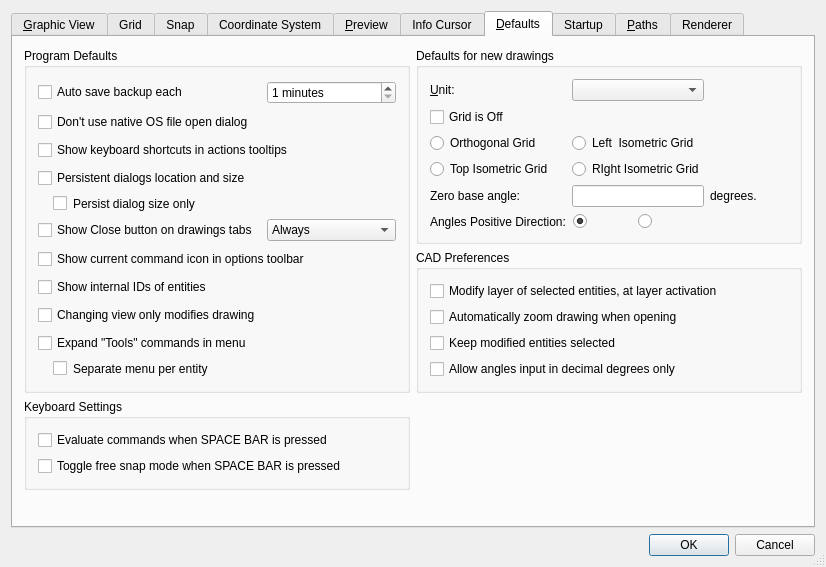
Qt form librecad/src/ui/dialogs/settings/options_general/qg_dlgoptionsgeneral.ui (LibreCAD/LibreCAD) before a commit.
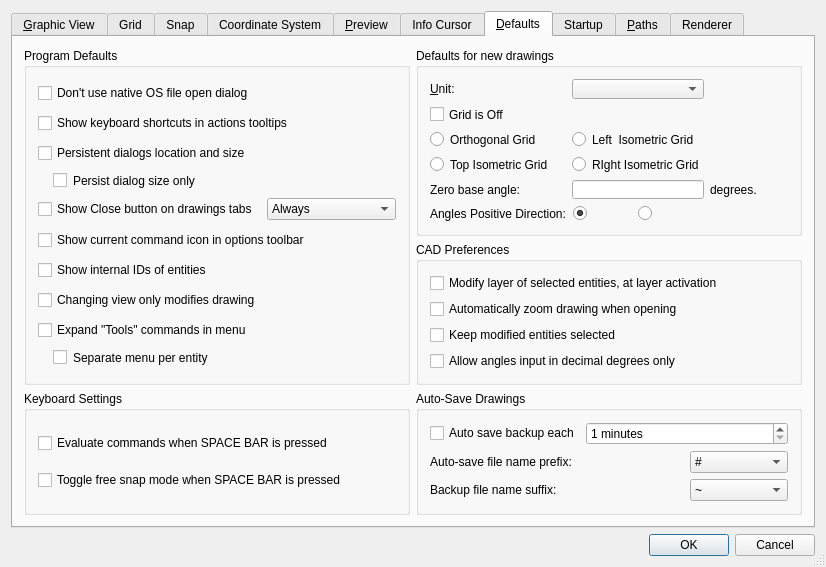
The same form after that commit. The open tabs and pages were chosen to show the change. Icons and pictures are not drawn. Custom widgets are drawn as their Qt base class.

Commit message: file name settings for autosave

Patch:
```diff
--- a/librecad/src/ui/dialogs/settings/options_general/qg_dlgoptionsgeneral.ui
+++ b/librecad/src/ui/dialogs/settings/options_general/qg_dlgoptionsgeneral.ui
@@ -4305,50 +4305,17 @@
           <string>Program Defaults</string>
          </property>
          <layout class="QGridLayout" name="gridLayout_17">
-          <item row="0" column="0">
-           <widget class="QCheckBox" name="cbAutoBackup">
+          <item row="7" column="0">
+           <widget class="QCheckBox" name="cbChangingViewOnlyModifiesDrawing">
             <property name="toolTip">
              <string>When set, LibreCAD will automatically generate a backup of your current drawing.</string>
             </property>
             <property name="text">
-             <string>Auto save backup each</string>
+             <string>Changing view only modifies drawing</string>
             </property>
            </widget>
           </item>
-          <item row="0" column="1">
-           <widget class="QSpinBox" name="cbAutoSaveTime">
-            <property name="toolTip">
-             <string>Time between automatic saving of the document in minutes.</string>
-            </property>
-            <property name="suffix">
-             <string> minutes</string>
-            </property>
-            <property name="minimum">
-             <number>1</number>
-            </property>
-            <property name="maximum">
-             <number>60</number>
-            </property>
-           </widget>
-          </item>
-          <item row="1" column="0">
-           <widget class="QCheckBox" name="cbUseQtFileOpenDialog">
-            <property name="text">
-             <string>Don't use native OS file open dialog</string>
-            </property>
-           </widget>
-          </item>
-          <item row="2" column="0" colspan="2">
-           <widget class="QCheckBox" name="cbShowKeyboardShortcutsInToolTips">
-            <property name="toolTip">
-             <string>If checked, keyboard shortcut will be shown in tooltip for action</string>
-            </property>
-            <property name="text">
-             <string>Show keyboard shortcuts in actions tooltips</string>
-            </property>
-           </widget>
-          </item>
-          <item row="3" column="0">
+          <item row="2" column="0">
            <widget class="QCheckBox" name="cbPersistentDialogs">
             <property name="toolTip">
              <string>If checked, dialogs will be positioned and resized to position/size of last invocation.</string>
@@ -4358,7 +4325,17 @@
             </property>
            </widget>
           </item>
-          <item row="4" column="0">
+          <item row="6" column="0">
+           <widget class="QCheckBox" name="cbShowEntityIDs">
+            <property name="toolTip">
+             <string>If enabled, internal ID of entity will be shown in properties dialog and Entity Info widget.</string>
+            </property>
+            <property name="text">
+             <string>Show internal IDs of entities</string>
+            </property>
+           </widget>
+          </item>
+          <item row="3" column="0">
            <widget class="QCheckBox" name="cbPersistentDialogSizeOnly">
             <property name="toolTip">
              <string>If checked, location of dialog will not be saved, but size will</string>
@@ -4371,17 +4348,7 @@
             </property>
            </widget>
           </item>
-          <item row="5" column="0">
-           <widget class="QCheckBox" name="cbTabCloseButton">
-            <property name="toolTip">
-             <string>If checked, close cross button will be shown in tabs for drawings if drawings are in Tab mode</string>
-            </property>
-            <property name="text">
-             <string>Show Close button on drawings tabs</string>
-            </property>
-           </widget>
-          </item>
-          <item row="5" column="1">
+          <item row="4" column="1">
            <widget class="QComboBox" name="cbTabCloseButtonMode">
             <item>
              <property name="text">
@@ -4395,37 +4362,7 @@
             </item>
            </widget>
           </item>
-          <item row="6" column="0" colspan="2">
-           <widget class="QCheckBox" name="cbShowCurrentActionIconInOptions">
-            <property name="toolTip">
-             <string>If checked, the icon for current action will be shown in options toolbar before action's options</string>
-            </property>
-            <property name="text">
-             <string>Show current command icon in options toolbar</string>
-            </property>
-           </widget>
-          </item>
-          <item row="7" column="0">
-           <widget class="QCheckBox" name="cbShowEntityIDs">
-            <property name="toolTip">
-             <string>If enabled, internal ID of entity will be shown in properties dialog and Entity Info widget.</string>
-            </property>
-            <property name="text">
-             <string>Show internal IDs of entities</string>
-            </property>
-           </widget>
-          </item>
           <item row="8" column="0">
-           <widget class="QCheckBox" name="cbChangingViewOnlyModifiesDrawing">
-            <property name="toolTip">
-             <string>If checked, any changes of zoom or pan for drawing will mark drawing as modified. Otherwise, changing view only will not affect modified status of the drawing. </string>
-            </property>
-            <property name="text">
-             <string>Changing view only modifies drawing</string>
-            </property>
-           </widget>
-          </item>
-          <item row="9" column="0">
            <widget class="QCheckBox" name="cbExpandToolsMenu">
             <property name="toolTip">
              <string>If selected, menu will include top-level items for drawing tools. Otherwise, they will under the same menu item. </string>
@@ -4435,7 +4372,17 @@
             </property>
            </widget>
           </item>
-          <item row="10" column="0">
+          <item row="5" column="0" colspan="2">
+           <widget class="QCheckBox" name="cbShowCurrentActionIconInOptions">
+            <property name="toolTip">
+             <string>If checked, the icon for current action will be shown in options toolbar before action's options</string>
+            </property>
+            <property name="text">
+             <string>Show current command icon in options toolbar</string>
+            </property>
+           </widget>
+          </item>
+          <item row="9" column="0">
            <widget class="QCheckBox" name="cbExpandToolsMenuTillEntity">
             <property name="toolTip">
              <string>If selected, separate menu will be created for each group of entity-related commands. Otherwise, these command will be under the same menu. </string>
@@ -4448,6 +4395,33 @@
             </property>
            </widget>
           </item>
+          <item row="1" column="0" colspan="2">
+           <widget class="QCheckBox" name="cbShowKeyboardShortcutsInToolTips">
+            <property name="toolTip">
+             <string>If checked, keyboard shortcut will be shown in tooltip for action</string>
+            </property>
+            <property name="text">
+             <string>Show keyboard shortcuts in actions tooltips</string>
+            </property>
+           </widget>
+          </item>
+          <item row="0" column="0">
+           <widget class="QCheckBox" name="cbUseQtFileOpenDialog">
+            <property name="text">
+             <string>Don't use native OS file open dialog</string>
+            </property>
+           </widget>
+          </item>
+          <item row="4" column="0">
+           <widget class="QCheckBox" name="cbTabCloseButton">
+            <property name="toolTip">
+             <string>If checked, close cross button will be shown in tabs for drawings if drawings are in Tab mode</string>
+            </property>
+            <property name="text">
+             <string>Show Close button on drawings tabs</string>
+            </property>
+           </widget>
+          </item>
          </layout>
         </widget>
        </item>
@@ -4683,6 +4657,133 @@
          </property>
         </spacer>
        </item>
+       <item row="2" column="1">
+        <widget class="QGroupBox" name="groupBox_29">
+         <property name="title">
+          <string>Auto-Save Drawings</string>
+         </property>
+         <layout class="QGridLayout" name="gridLayout_52">
+          <item row="2" column="2">
+           <widget class="QComboBox" name="cbAutoSaveFileNamePrefix">
+            <item>
+             <property name="text">
+              <string>#</string>
+             </property>
+            </item>
+            <item>
+             <property name="text">
+              <string>~</string>
+             </property>
+            </item>
+            <item>
+             <property name="text">
+              <string>_</string>
+             </property>
+            </item>
+            <item>
+             <property name="text">
+              <string>__</string>
+             </property>
+            </item>
+            <item>
+             <property name="text">
+              <string>lcauto_</string>
+             </property>
+            </item>
+            <item>
+             <property name="text">
+              <string>autosaved_</string>
+             </property>
+            </item>
+           </widget>
+          </item>
+          <item row="0" column="1" colspan="2">
+           <widget class="QSpinBox" name="cbAutoSaveTime">
+            <property name="toolTip">
+             <string>Time between automatic saving of the document in minutes.</string>
+            </property>
+            <property name="suffix">
+             <string> minutes</string>
+            </property>
+            <property name="minimum">
+             <number>1</number>
+            </property>
+            <property name="maximum">
+             <number>60</number>
+            </property>
+           </widget>
+          </item>
+          <item row="2" column="0">
+           <widget class="QLabel" name="label_38">
+            <property name="text">
+             <string>Auto-save file name prefix:</string>
+            </property>
+           </widget>
+          </item>
+          <item row="0" column="0">
+           <widget class="QCheckBox" name="cbAutoBackup">
+            <property name="toolTip">
+             <string>When set, LibreCAD will automatically generate a backup of your current drawing.</string>
+            </property>
+            <property name="text">
+             <string>Auto save backup each</string>
+            </property>
+           </widget>
+          </item>
+          <item row="3" column="0">
+           <widget class="QLabel" name="label_37">
+            <property name="text">
+             <string>Backup file name suffix:</string>
+            </property>
+           </widget>
+          </item>
+          <item row="3" column="2">
+           <widget class="QComboBox" name="cbBackupFileSuffix">
+            <item>
+             <property name="text">
+              <string>~</string>
+             </property>
+            </item>
+            <item>
+             <property name="text">
+              <string>$$</string>
+             </property>
+            </item>
+            <item>
+             <property name="text">
+              <string>_</string>
+             </property>
+            </item>
+            <item>
+             <property name="text">
+              <string>_backup</string>
+             </property>
+            </item>
+            <item>
+             <property name="text">
+              <string>_bak</string>
+             </property>
+            </item>
+            <item>
+             <property name="text">
+              <string>.bak</string>
+             </property>
+            </item>
+            <item>
+             <property name="text">
+              <string>.backup</string>
+             </property>
+            </item>
+            <item>
+             <property name="text">
+              <string>.lcb</string>
+             </property>
+            </item>
+           </widget>
+          </item>
+         </layout>
+        </widget>
+       </item>
       </layout>
      </widget>
      <widget class="QWidget" name="tabStartup">
```
Left out of the diff: 6 changed lines with no effect on the pictures. The commit also changes 2 other files.
